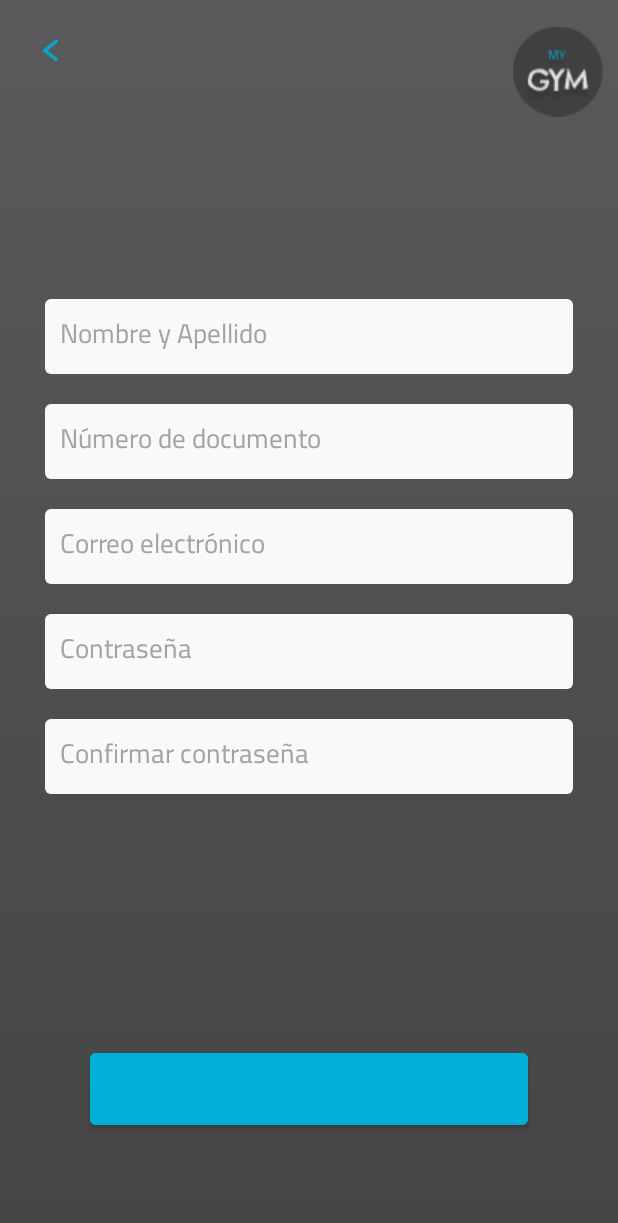
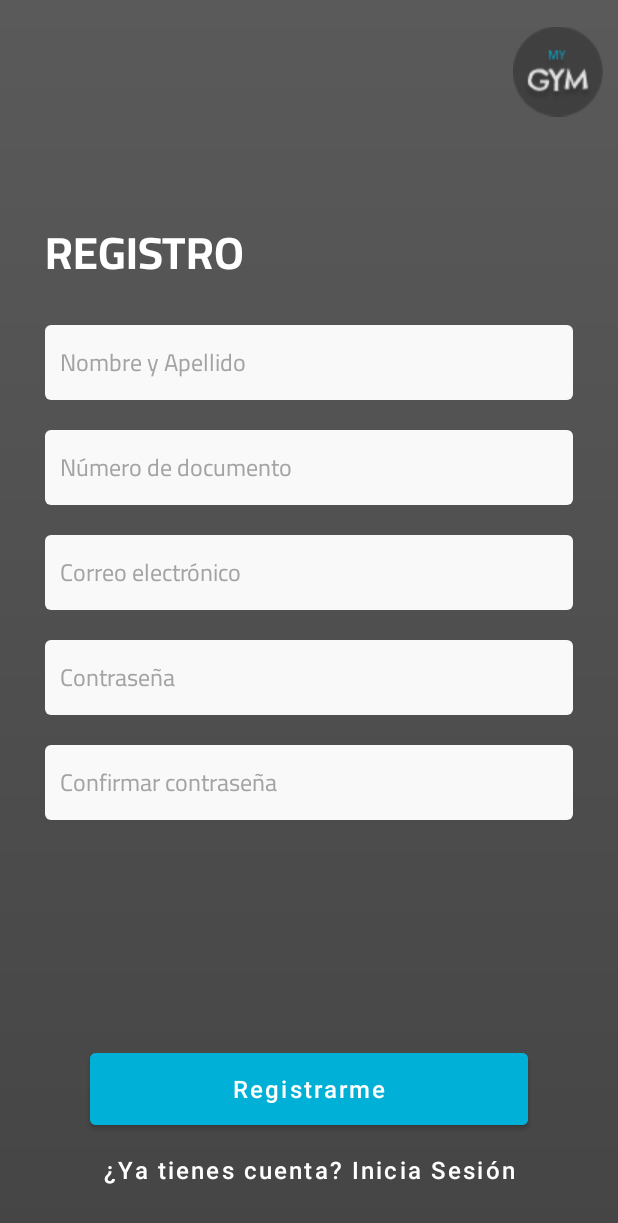
Before and after one commit to Jhonnier20/ProyectoFinalApps, an Android app: the RegisterUserActivity screen opened directly, with no data from a screen before it, on a phone screen of 412 x 824 dp. Shown: the top 1223 px of the screen. Run offline under Robolectric (Android 15) with nearby library versions, the phone set to English and light mode, and no system bars; our stand-ins replace Firebase (no records; nobody signed in at launch, a user with empty details on screens opened directly); 2 statements that could not run were skipped.

Commit message:
arreglo grafico

```diff
--- a/app/src/main/java/com/example/proyectofinalapps/activities/MainActivity.java
+++ b/app/src/main/java/com/example/proyectofinalapps/activities/MainActivity.java
@@ -31,10 +31,14 @@ public class MainActivity extends AppCompatActivity {
             case R.id.clientBtn:
                 Intent intent = new Intent(this, ClientActivity.class);
                 startActivity(intent);
+                overridePendingTransition(R.anim.entrada, R.anim.salida);
+
                 break;
             case R.id.gymBtn:
                 Intent intent1 = new Intent(this, GymActivity.class);
                 startActivity(intent1);
+                overridePendingTransition(R.anim.entrada, R.anim.salida);
+
                 break;
         }
     }
--- /dev/null
+++ b/app/src/main/res/anim/entrada.xml
@@ -0,0 +1,5 @@
+<?xml version="1.0" encoding="utf-8"?>
+<set xmlns:android="http://schemas.android.com/apk/res/android" android:duration="500">
+
+    <translate android:fromXDelta="100%" android:toXDelta="0%"></translate>
+</set>
--- /dev/null
+++ b/app/src/main/res/anim/salida.xml
@@ -0,0 +1,5 @@
+<?xml version="1.0" encoding="utf-8"?>
+<set xmlns:android="http://schemas.android.com/apk/res/android" android:duration="500">
+
+    <translate android:fromXDelta="0%" android:toXDelta="-100%"></translate>
+</set>
--- a/app/src/main/res/layout/activity_register_user.xml
+++ b/app/src/main/res/layout/activity_register_user.xml
@@ -6,6 +6,19 @@
     android:layout_height="match_parent"
     android:background="@drawable/main_app_back"
     tools:context=".activities.LoginActivity">
+
+    <TextView
+        android:id="@+id/textView8"
+        style="@style/WelcomeMain"
+        android:layout_width="wrap_content"
+        android:layout_height="wrap_content"
+        android:layout_marginStart="30dp"
+        android:layout_marginTop="140dp"
+        android:fontFamily="@font/cairo_bold"
+        android:text="REGISTRO"
+        android:textSize="30dp"
+        app:layout_constraintStart_toStartOf="parent"
+        app:layout_constraintTop_toTopOf="parent" />
 
     <ImageView
         android:id="@+id/imageView3"
@@ -16,16 +29,6 @@
         app:layout_constraintEnd_toEndOf="parent"
         app:layout_constraintTop_toTopOf="parent"
         app:srcCompat="@drawable/logo_mini" />
-
-    <ImageButton
-        android:id="@+id/imageButton"
-        android:layout_width="35dp"
-        android:layout_height="35dp"
-        android:layout_marginStart="16dp"
-        android:layout_marginTop="16dp"
-        app:layout_constraintStart_toStartOf="parent"
-        app:layout_constraintTop_toTopOf="parent"
-        app:srcCompat="@drawable/left" />
 
     <TextView
         android:id="@+id/textView2"
@@ -44,18 +47,19 @@
         android:layout_width="0dp"
         android:layout_height="50dp"
         android:layout_marginStart="30dp"
-        android:layout_marginTop="10dp"
+        android:layout_marginTop="20dp"
         android:layout_marginEnd="30dp"
         android:background="@drawable/edittext_back"
         android:ems="10"
         android:fontFamily="@font/cairo_regular"
         android:hint="@string/namelastname_hint_tv"
         android:inputType="textPersonName"
+        android:textSize="16dp"
         app:errorEnabled="true"
         app:errorIconDrawable="@null"
         app:layout_constraintEnd_toEndOf="parent"
         app:layout_constraintStart_toStartOf="parent"
-        app:layout_constraintTop_toBottomOf="@+id/textView2" />
+        app:layout_constraintTop_toBottomOf="@+id/textView8" />
 
     <EditText
         android:id="@+id/mailRegisterET"
@@ -70,6 +74,7 @@
         android:fontFamily="@font/cairo_regular"
         android:hint="@string/email_hint_et"
         android:inputType="textEmailAddress"
+        android:textSize="16dp"
         app:errorEnabled="true"
         app:errorIconDrawable="@null"
         app:layout_constraintEnd_toEndOf="parent"
@@ -90,6 +95,7 @@
         android:fontFamily="@font/cairo_regular"
         android:hint="@string/no_id_hint_tv"
         android:inputType="number"
+        android:textSize="16dp"
         app:errorEnabled="true"
         app:errorIconDrawable="@null"
         app:layout_constraintEnd_toEndOf="parent"
@@ -110,6 +116,7 @@
         android:fontFamily="@font/cairo_regular"
         android:hint="@string/password_hint_et"
         android:inputType="textPersonName|textPassword"
+        android:textSize="16dp"
         app:errorEnabled="true"
         app:errorIconDrawable="@null"
         app:layout_constraintEnd_toEndOf="parent"
@@ -135,19 +142,8 @@
         app:layout_constraintEnd_toEndOf="parent"
         app:layout_constraintHorizontal_bias="0.0"
         app:layout_constraintStart_toStartOf="parent"
-        app:layout_constraintTop_toBottomOf="@+id/passwordRegisterET" />
-
-    <Button
-        android:id="@+id/registerBtn"
-        android:layout_width="0dp"
-        android:layout_height="60dp"
-        android:layout_marginStart="60dp"
-        android:layout_marginEnd="60dp"
-        android:backgroundTint="#00B0D7"
-        android:textAllCaps="false"
-        app:layout_constraintBottom_toTopOf="@+id/goToRegisterTV"
-        app:layout_constraintEnd_toEndOf="parent"
-        app:layout_constraintStart_toStartOf="parent" />
+        app:layout_constraintTop_toBottomOf="@+id/passwordRegisterET"
+        android:textSize="16dp" />
 
     <Button
         android:id="@+id/goToRegisterTV"
@@ -157,9 +153,25 @@
         android:background="#00FFFFFF"
         android:paddingTop="0dp"
         android:paddingBottom="0dp"
+        android:text="¿Ya tienes cuenta? Inicia Sesión"
         android:textAllCaps="false"
+        android:textSize="16dp"
         app:layout_constraintBottom_toBottomOf="parent"
         app:layout_constraintEnd_toEndOf="parent"
         app:layout_constraintStart_toStartOf="parent" />
 
+    <Button
+        android:id="@+id/registerBtn"
+        android:layout_width="0dp"
+        android:layout_height="60dp"
+        android:layout_marginStart="60dp"
+        android:layout_marginEnd="60dp"
+        android:backgroundTint="#00B0D7"
+        android:text="Registrarme"
+        android:textAllCaps="false"
+        android:textSize="16dp"
+        app:layout_constraintBottom_toTopOf="@+id/goToRegisterTV"
+        app:layout_constraintEnd_toEndOf="parent"
+        app:layout_constraintStart_toStartOf="parent" />
+
 </androidx.constraintlayout.widget.ConstraintLayout>
```
Also changed, not shown: app/src/main/java/com/example/proyectofinalapps/activities/LoginActivity.java (+8 -11 lines), app/src/main/java/com/example/proyectofinalapps/activities/RegisterUserActivity.java (+74 -73 lines), app/src/main/res/layout/activity_login.xml (+1 -11 lines).
